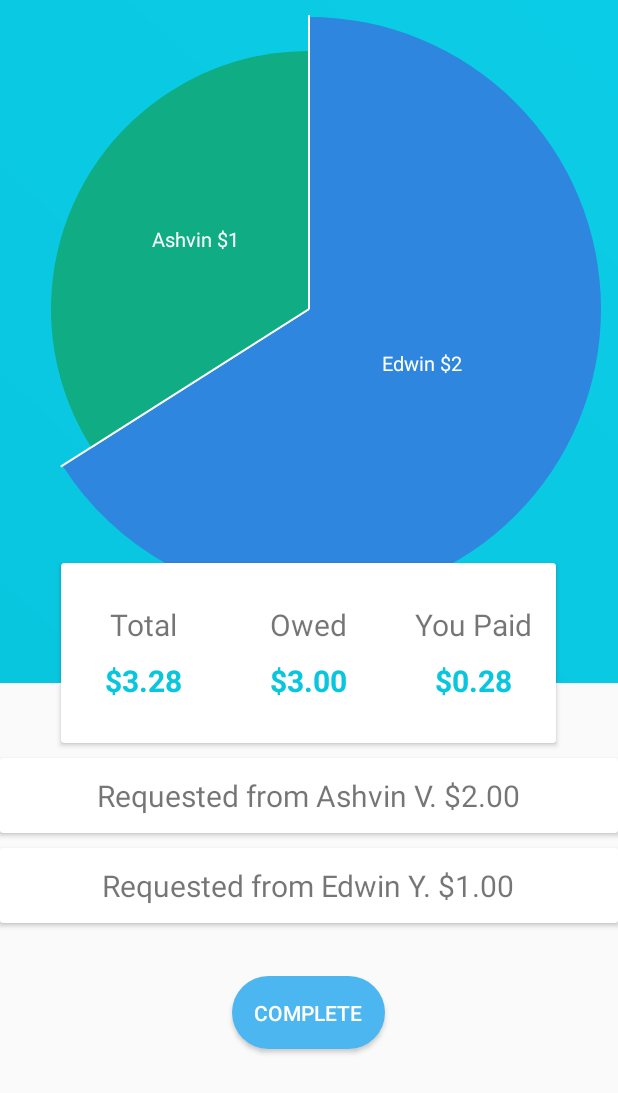
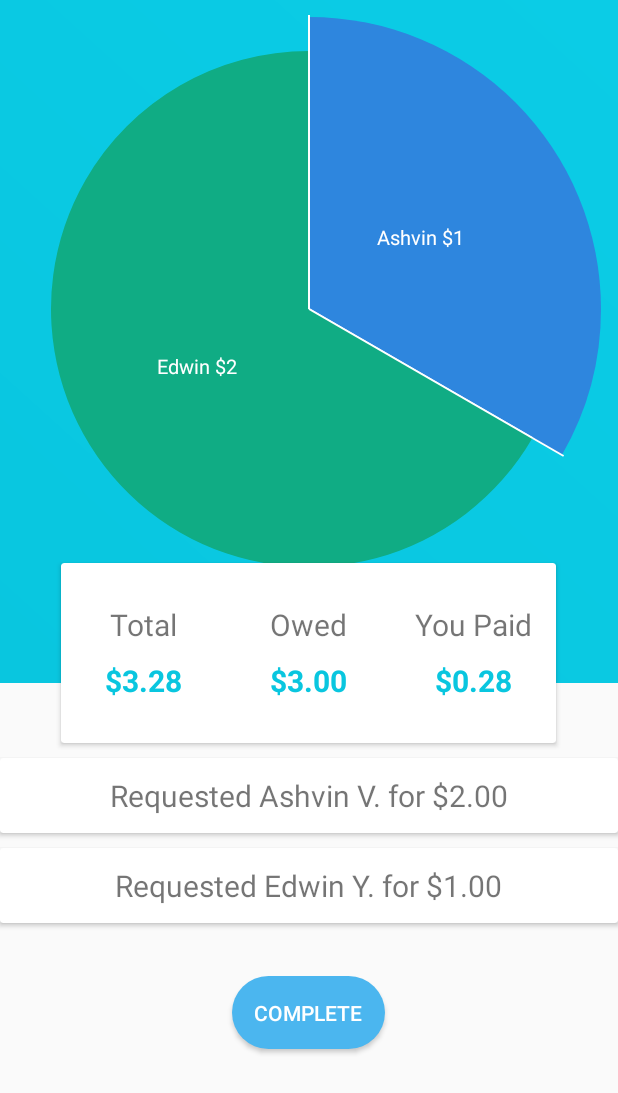
Before and after one commit to soukaryag/Split, an Android app: the FinalActivity screen opened directly, with no data from a screen before it, on a phone screen of 412 x 824 dp. Shown: the top 1093 px of the screen. Run offline under Robolectric (Android 15) with nearby library versions, the phone set to English and light mode, and no system bars.

Commit message:
logo and finalact changes

```diff
--- a/receipts/app/src/main/java/com/example/ashvin/receipts/FinalActivity.java
+++ b/receipts/app/src/main/java/com/example/ashvin/receipts/FinalActivity.java
@@ -27,6 +27,9 @@ public class FinalActivity extends Activity {
     String p1amount;
     String p2amount;
 
+    float percentEd; //payer2
+    float percentAs; //payer1
+
     @Override
     protected void onCreate(Bundle savedInstanceState) {
         super.onCreate(savedInstanceState);
@@ -53,12 +56,13 @@ public class FinalActivity extends Activity {
         owedField.setText("$" + owed);
 
         TextView p1Field = (TextView) findViewById(R.id.payerOne);
-        p1Field.setText("Requested from Ashvin V. $" + p1amount);
+        p1Field.setText("Requested Ashvin V. for $" + p1amount);
 
         TextView p2Field = (TextView) findViewById(R.id.payerTwo);
-        p2Field.setText("Requested from Edwin Y. $" + p2amount);
+        p2Field.setText("Requested Edwin Y. for $" + p2amount);
 
-
+        percentEd = (Float.parseFloat(p1amount) / Float.parseFloat(owed)) *100;
+        percentAs = (Float.parseFloat(p2amount) / Float.parseFloat(owed)) *100;
 
 
         textView = (TextView)findViewById(R.id.textView);
@@ -77,7 +81,7 @@ public class FinalActivity extends Activity {
                 d();
             }
         });
-        set(pieView);
+        set(pieView, this.percentAs, this.percentEd);
     }
     private void randomSet(PieView pieView){
         ArrayList<PieHelper> pieHelperArrayList = new ArrayList<PieHelper>();
@@ -94,18 +98,18 @@ public class FinalActivity extends Activity {
 //            pieHelperArrayList.add(new PieHelper(100f*intList.get(i)/totalInt));
 //        }
 
-        pieHelperArrayList.add(new PieHelper(34, "Ashvin"));
-        pieHelperArrayList.add(new PieHelper(66, "Edwin"));
+        pieHelperArrayList.add(new PieHelper(10, "blah"));   //not important
+        pieHelperArrayList.add(new PieHelper(90, "blah"));
 
         pieView.selectedPie(PieView.NO_SELECTED_INDEX);
         pieView.showPercentLabel(true);
         pieView.setDate(pieHelperArrayList);
     }
 
-    private void set(PieView pieView){
+    private void set(PieView pieView, float percentAs, float percentEd){
         ArrayList<PieHelper> pieHelperArrayList = new ArrayList<PieHelper>();
-        pieHelperArrayList.add(new PieHelper(66, Color.rgb(46, 134, 222), "Edwin"));
-        pieHelperArrayList.add(new PieHelper(34, Color.rgb(16, 172, 132), "Ashvin"));
+        pieHelperArrayList.add(new PieHelper(percentAs, Color.rgb(46, 134, 222), "Ashvin"));
+        pieHelperArrayList.add(new PieHelper(percentEd, Color.rgb(16, 172, 132), "Edwin"));
 
         pieView.setDate(pieHelperArrayList);
         pieView.setOnPieClickListener(new PieView.OnPieClickListener() {
--- a/receipts/app/src/main/res/mipmap-anydpi-v26/ic_launcher.xml
+++ /dev/null
@@ -1,5 +0,0 @@
-<?xml version="1.0" encoding="utf-8"?>
-<adaptive-icon xmlns:android="http://schemas.android.com/apk/res/android">
-    <background android:drawable="@drawable/ic_launcher_background" />
-    <foreground android:drawable="@drawable/ic_launcher_foreground" />
-</adaptive-icon>
--- a/receipts/app/src/main/res/mipmap-anydpi-v26/ic_launcher_round.xml
+++ /dev/null
@@ -1,5 +0,0 @@
-<?xml version="1.0" encoding="utf-8"?>
-<adaptive-icon xmlns:android="http://schemas.android.com/apk/res/android">
-    <background android:drawable="@drawable/ic_launcher_background" />
-    <foreground android:drawable="@drawable/ic_launcher_foreground" />
-</adaptive-icon>
--- a/receipts/app/src/main/res/values/strings.xml
+++ b/receipts/app/src/main/res/values/strings.xml
@@ -1,5 +1,5 @@
 <resources>
-    <string name="app_name">receipts</string>
+    <string name="app_name">Split</string>
     <string-array name="groups_array">
         <item>Family</item>
         <item>Study Group</item>
```
Also changed, not shown: receipts/app/src/main/res/mipmap-hdpi/ic_launcher.png, receipts/app/src/main/res/mipmap-hdpi/ic_launcher_round.png, receipts/app/src/main/res/mipmap-mdpi/ic_launcher.png, receipts/app/src/main/res/mipmap-mdpi/ic_launcher_round.png, receipts/app/src/main/res/mipmap-xhdpi/ic_launcher.png, receipts/app/src/main/res/mipmap-xhdpi/ic_launcher_round.png, receipts/app/src/main/res/mipmap-xxhdpi/ic_launcher.png, receipts/app/src/main/res/mipmap-xxhdpi/ic_launcher_round.png, receipts/app/src/main/res/mipmap-xxxhdpi/ic_launcher.png, receipts/app/src/main/res/mipmap-xxxhdpi/ic_launcher_round.png.
